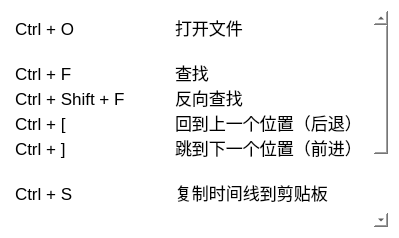
First picture: the form in src/shortcuthelpdlg.ui, repository compilelife/loginsight, before the edit.
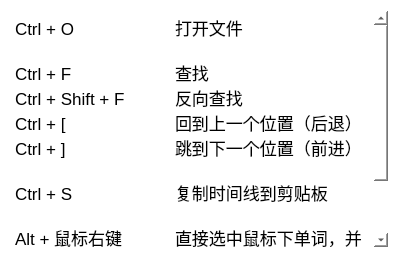
Second picture: the form after the edit.

Diff of the .ui file:
```diff
--- a/src/shortcuthelpdlg.ui
+++ b/src/shortcuthelpdlg.ui
@@ -7,7 +7,7 @@
     <x>0</x>
     <y>0</y>
     <width>399</width>
-    <height>238</height>
+    <height>258</height>
    </rect>
   </property>
   <property name="windowTitle">
```
